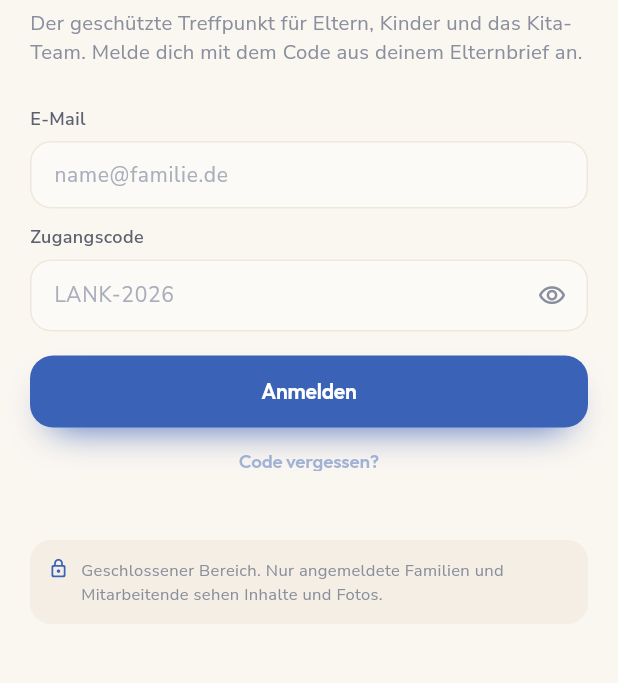
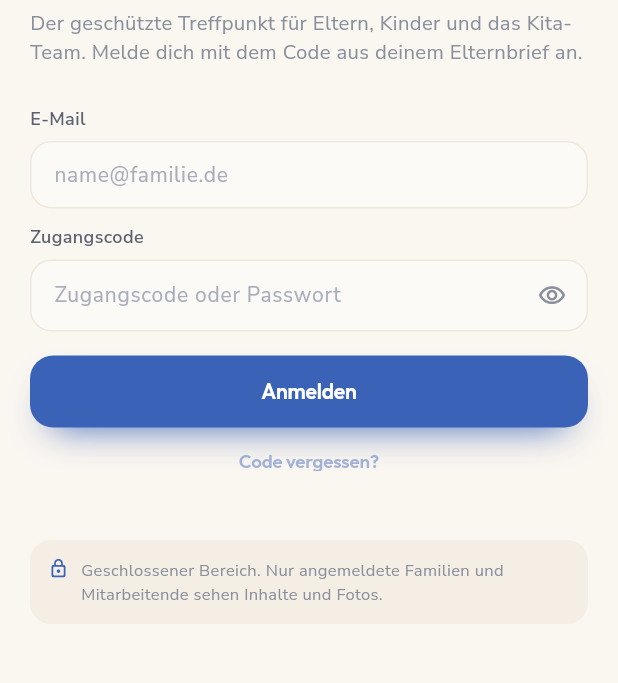
Before and after one commit to eins337/familienzentrum-app, a Flutter app: the screen it shows after launch, on a phone screen of 412 x 824 dp, the part 384-1067 px from its top. Run offline on Flutter 3.47's test engine with Material 3 defaults, Android fonts, the phone set to English and light mode, and no system bars; our stand-ins replace cached_network_image, file_picker, flutter_dotenv, flutter_riverpod, go_router, google_fonts and 2 more; accounts and stored records are empty.

Commit message:
Remove literal example code from login password field placeholder
The Zugangscode field's hint text was a real-looking access code
("LANK-2026"), which could be mistaken for an actual credential; replaced
with a generic placeholder.

```diff
--- a/app/lib/screens/login_screen.dart
+++ b/app/lib/screens/login_screen.dart
@@ -79,7 +79,7 @@ class _LoginScreenState extends ConsumerState<LoginScreen> {
               NField(
                 label: 'Zugangscode',
                 controller: _codeCtrl,
-                hintText: 'LANK-2026',
+                hintText: 'Zugangscode oder Passwort',
                 obscureText: !_codeVisible,
                 suffixIcon: IconButton(
                   icon: Icon(_codeVisible ? Icons.visibility_off_outlined : Icons.visibility_outlined, size: 19, color: AppColors.muted),
```
